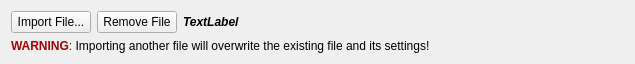
The window that Source/Plugins/IO/FilterParameterWidgets/UI_Files/ImportASCIIDataWidget.ui (BlueQuartzSoftware/DREAM3D) describes before a commit, drawn with Qt 5.
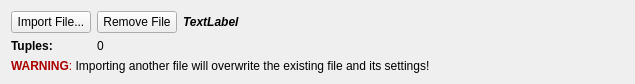
The same window after the commit.

Commit message: Users can now select an attribute matrix to store the imported data. Added an indicator that tells the user how many tuples will be imported (to aid in attribute matrix creation).

The edit to the form file:
```diff
--- a/Source/Plugins/IO/FilterParameterWidgets/UI_Files/ImportASCIIDataWidget.ui
+++ b/Source/Plugins/IO/FilterParameterWidgets/UI_Files/ImportASCIIDataWidget.ui
@@ -7,20 +7,13 @@
     <x>0</x>
     <y>0</y>
     <width>635</width>
-    <height>61</height>
+    <height>80</height>
    </rect>
   </property>
   <property name="windowTitle">
    <string>Form</string>
   </property>
   <layout class="QGridLayout" name="gridLayout">
-   <item row="0" column="1">
-    <widget class="QPushButton" name="importFileBtn">
-     <property name="text">
-      <string>Import File...</string>
-     </property>
-    </widget>
-   </item>
    <item row="0" column="4">
     <spacer name="horizontalSpacer">
      <property name="orientation">
@@ -34,6 +27,20 @@
      </property>
     </spacer>
    </item>
+   <item row="0" column="1">
+    <widget class="QPushButton" name="importFileBtn">
+     <property name="text">
+      <string>Import File...</string>
+     </property>
+    </widget>
+   </item>
+   <item row="2" column="1" colspan="4">
+    <widget class="QLabel" name="warningLabel">
+     <property name="text">
+      <string>&lt;html&gt;&lt;head/&gt;&lt;body&gt;&lt;p&gt;&lt;span style=&quot; font-size:9pt; font-weight:600; color:#aa0000;&quot;&gt;WARNING&lt;/span&gt;&lt;span style=&quot; font-size:9pt; color:#aa0000;&quot;&gt;: &lt;/span&gt;&lt;span style=&quot; font-size:9pt; color:#000000;&quot;&gt;Importing another file will overwrite the existing file and its settings!&lt;/span&gt;&lt;/p&gt;&lt;/body&gt;&lt;/html&gt;</string>
+     </property>
+    </widget>
+   </item>
    <item row="0" column="3">
     <widget class="QLabel" name="fileImportedLabel">
      <property name="font">
@@ -48,13 +55,6 @@
      </property>
     </widget>
    </item>
-   <item row="1" column="1" colspan="4">
-    <widget class="QLabel" name="warningLabel">
-     <property name="text">
-      <string>&lt;html&gt;&lt;head/&gt;&lt;body&gt;&lt;p&gt;&lt;span style=&quot; font-size:9pt; font-weight:600; color:#aa0000;&quot;&gt;WARNING&lt;/span&gt;&lt;span style=&quot; font-size:9pt; color:#aa0000;&quot;&gt;: &lt;/span&gt;&lt;span style=&quot; font-size:9pt; color:#000000;&quot;&gt;Importing another file will overwrite the existing file and its settings!&lt;/span&gt;&lt;/p&gt;&lt;/body&gt;&lt;/html&gt;</string>
-     </property>
-    </widget>
-   </item>
    <item row="0" column="2">
     <widget class="QPushButton" name="removeFileBtn">
      <property name="text">
@@ -62,6 +62,20 @@
      </property>
     </widget>
    </item>
+   <item row="1" column="1">
+    <widget class="QLabel" name="tupleLabel">
+     <property name="text">
+      <string>&lt;html&gt;&lt;head/&gt;&lt;body&gt;&lt;p&gt;&lt;span style=&quot; font-weight:600;&quot;&gt;Tuples:&lt;/span&gt;&lt;/p&gt;&lt;/body&gt;&lt;/html&gt;</string>
+     </property>
+    </widget>
+   </item>
+   <item row="1" column="2">
+    <widget class="QLabel" name="tupleCountLabel">
+     <property name="text">
+      <string>0</string>
+     </property>
+    </widget>
+   </item>
   </layout>
  </widget>
  <resources/>
```
The commit also changes 3 other files.
